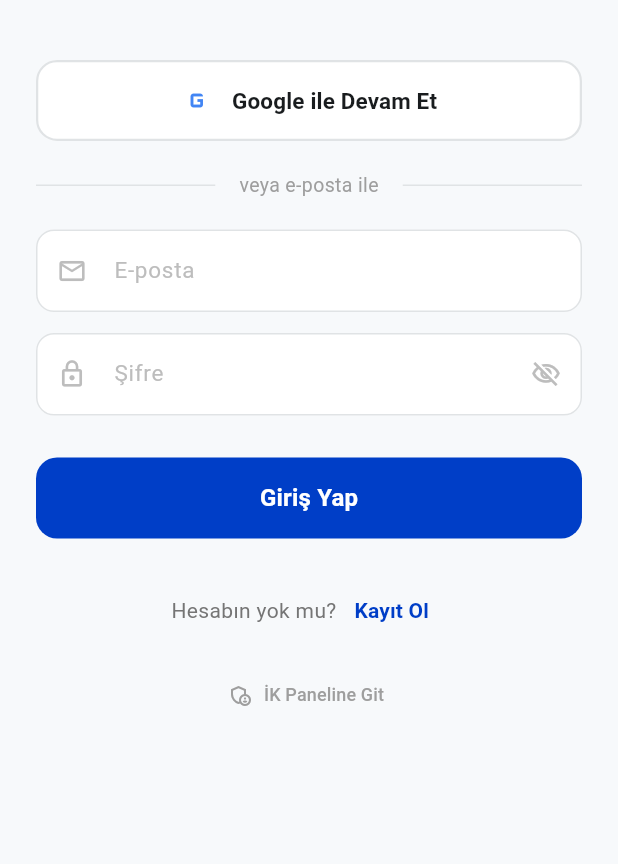
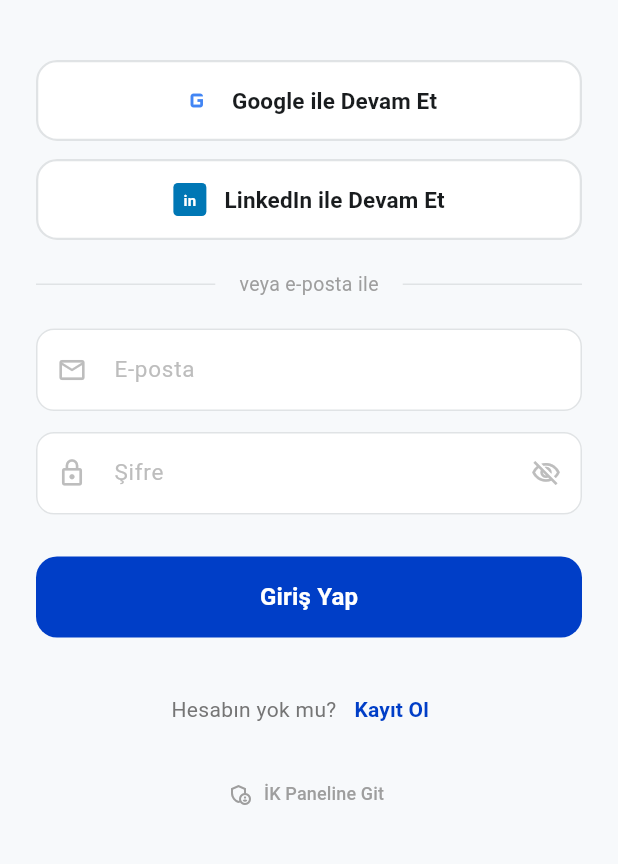
Before and after one commit to muratsurmeli21083/intalent, a Flutter app: the LoginScreen screen opened by its route, on a phone screen of 412 x 824 dp, the part 279-1143 px from its top. Run offline on Flutter 3.47's test engine with Material 3 defaults, Android fonts, the phone set to English and light mode, and no system bars; our stand-ins replace file_picker, fl_chart, go_router, google_fonts, supabase_flutter; missing offline and left inert: excel; accounts and stored records are empty.

Commit message:
feat: Add LinkedIn OAuth login option to login screen

```diff
--- a/lib/screens/login_screen.dart
+++ b/lib/screens/login_screen.dart
@@ -118,6 +118,21 @@ class _LoginScreenState extends State<LoginScreen> {
     }
   }
 
+  Future<void> _handleLinkedInLogin() async {
+    setState(() => _isLoading = true);
+    try {
+      await _supabase.auth.signInWithOAuth(
+        OAuthProvider.linkedin,
+        redirectTo: 'io.supabase.intalent://login-callback',
+      );
+      // OAuth akışı tamamlandığında onAuthStateChange dinleyicisi tetiklenecek
+    } catch (e) {
+      _showError('LinkedIn ile giriş başarısız: $e');
+    } finally {
+      if (mounted) setState(() => _isLoading = false);
+    }
+  }
+
   void _redirectUser(User user) {
     // Kullanıcı rolüne göre yönlendir
     final role = user.userMetadata?['role'] ?? 'candidate';
@@ -180,6 +195,9 @@ class _LoginScreenState extends State<LoginScreen> {
 
               // --- GOOGLE LOGIN ---
               _buildGoogleButton(),
+              const SizedBox(height: 12),
+              // --- LINKEDIN LOGIN ---
+              _buildLinkedInButton(),
               const SizedBox(height: 20),
               _buildDivider(),
               const SizedBox(height: 20),
@@ -266,6 +284,36 @@ class _LoginScreenState extends State<LoginScreen> {
     );
   }
 
+  Widget _buildLinkedInButton() {
+    return OutlinedButton(
+      onPressed: _isLoading ? null : _handleLinkedInLogin,
+      style: OutlinedButton.styleFrom(
+        minimumSize: const Size(double.infinity, 54),
+        side: const BorderSide(color: Color(0xFFE0E3E5), width: 1.5),
+        shape: RoundedRectangleBorder(borderRadius: BorderRadius.circular(14)),
+        backgroundColor: Colors.white,
+      ),
+      child: Row(
+        mainAxisAlignment: MainAxisAlignment.center,
+        children: [
+          Container(
+            width: 22,
+            height: 22,
+            decoration: BoxDecoration(
+              color: const Color(0xFF0077B5),
+              borderRadius: BorderRadius.circular(3),
+            ),
+            child: const Center(
+              child: Text('in', style: TextStyle(color: Colors.white, fontSize: 10, fontWeight: FontWeight.bold)),
+            ),
+          ),
+          const SizedBox(width: 12),
+          const Text('LinkedIn ile Devam Et', style: TextStyle(color: Color(0xFF191C1E), fontWeight: FontWeight.w600, fontSize: 15)),
+        ],
+      ),
+    );
+  }
+
   Widget _buildDivider() {
     return Row(
       children: [
```
